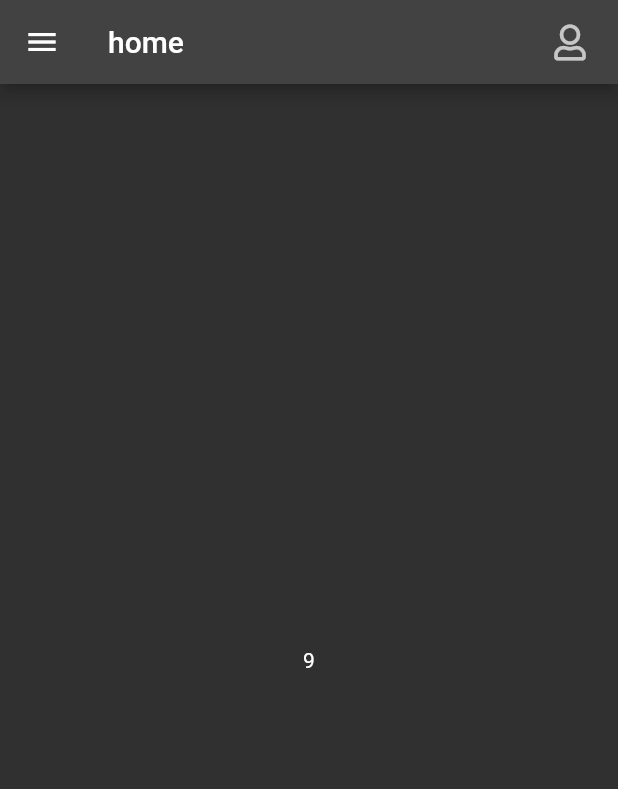
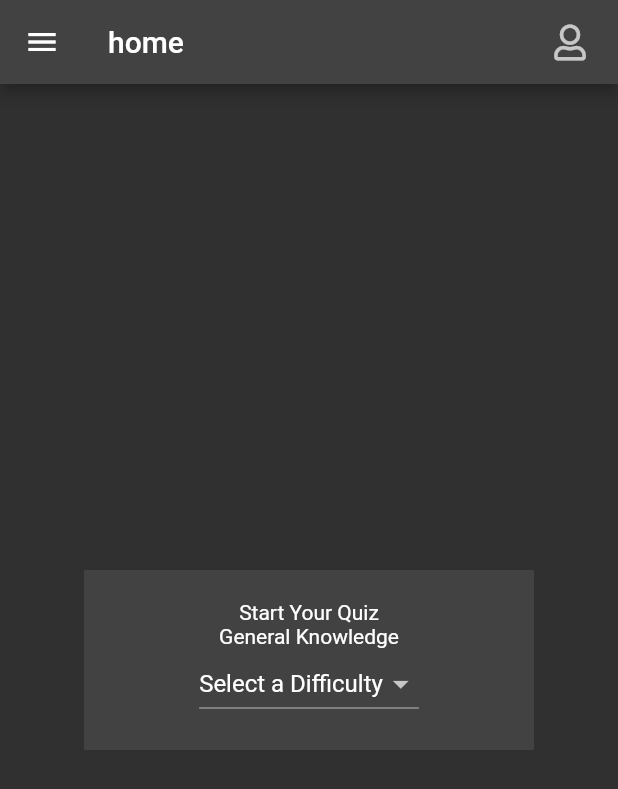
Before and after one commit to Tboules/flutter-trivia, a Flutter app: the screen it shows once a user with an empty profile is signed in, on a phone screen of 412 x 824 dp. Shown: the top 789 px of the screen. Run offline on Flutter 3.47's test engine with Material 2 defaults, Android fonts, the phone set to English and light mode, and no system bars; our stand-ins replace cloud_firestore, firebase_auth, firebase_core, font_awesome_flutter, get, google_sign_in; accounts and stored records are empty; network calls fail.

Commit message:
quiz type dropdown

```diff
--- a/lib/screens/quiz.dart
+++ b/lib/screens/quiz.dart
@@ -1,14 +1,63 @@
 import 'package:flutter/material.dart';
 import 'package:get/get.dart';
+import 'package:trivia_app/screens/screens.dart';
 import 'package:trivia_app/services/trivia.dart';
 
 class Quiz extends StatelessWidget {
-  TriviaService triv = Get.find();
   @override
   Widget build(BuildContext context) {
-    return Center(
-      child: Obx(
-        () => Text('${triv.categoryId}'),
+    return Center(child: QuizChoiceForm());
+  }
+}
+
+class QuizChoiceForm extends StatefulWidget {
+  QuizChoiceForm({Key? key}) : super(key: key);
+
+  @override
+  _QuizChoiceFormState createState() => _QuizChoiceFormState();
+}
+
+class _QuizChoiceFormState extends State<QuizChoiceForm> {
+  final GlobalKey<FormState> _formKey = GlobalKey<FormState>();
+  TriviaService triv = Get.find();
+  late String? selectedItem;
+
+  void initState() {
+    super.initState();
+    selectedItem = triv.difficulties[0]['value'];
+  }
+
+  @override
+  Widget build(BuildContext context) {
+    return Container(
+      padding: const EdgeInsets.all(20),
+      color: Colors.grey[800],
+      constraints: const BoxConstraints(
+        maxWidth: 600,
+        minWidth: 300,
+      ),
+      child: Form(
+        child: Column(
+          mainAxisSize: MainAxisSize.min,
+          children: [
+            const Text('Start Your Quiz'),
+            Obx(() => Text('${triv.categoryName}')),
+            DropdownButton(
+              value: selectedItem,
+              onChanged: (val) => setState(() {
+                selectedItem = val as String;
+              }),
+              items: triv.difficulties.map((Map<String, String> difficulty) {
+                return DropdownMenuItem(
+                  child: Text(
+                    '${difficulty['display']}',
+                  ),
+                  value: difficulty['value'],
+                );
+              }).toList(),
+            ),
+          ],
+        ),
       ),
     );
   }
--- a/lib/screens/quiz_cats.dart
+++ b/lib/screens/quiz_cats.dart
@@ -52,16 +52,18 @@ class _QuizCategoriesState extends State<QuizCategories> {
                         margin: const EdgeInsets.only(
                           left: 10,
                           right: 10,
-                          top: 5,
-                          bottom: 5,
+                          top: 4,
+                          bottom: 4,
                         ),
                         child: ListTile(
+                          shape: RoundedRectangleBorder(
+                              borderRadius: BorderRadius.circular(4)),
                           hoverColor: Colors.grey[700],
                           tileColor: Colors.grey[850],
                           title: Text(
                             '${cat.name}',
                           ),
-                          onTap: () => triv.setCategory(cat.id),
+                          onTap: () => triv.setCategory(cat),
                         ),
                       );
                     }).toList(),
--- a/lib/services/trivia.dart
+++ b/lib/services/trivia.dart
@@ -5,12 +5,20 @@ import 'package:http/http.dart' as http;
 import 'dart:async';
 
 class TriviaService extends GetxController {
+  List<Map<String, String>> difficulties = [
+    {'display': 'Select a Difficulty', 'value': ''},
+    {'display': 'Easy', 'value': 'easy'},
+    {'display': 'Medium', 'value': 'medium'},
+    {'display': 'Hard', 'value': 'hard'},
+  ];
   var categoryId = 9.obs;
+  var categoryName = 'General Knowledge'.obs;
 
-  void setCategory(int catId) {
-    categoryId.value = catId;
+  void setCategory(Category cat) {
+    categoryId.value = cat.id;
+    categoryName.value = cat.name;
     // update();
-    print(categoryId);
+    print(categoryName);
   }
 
   Future<List<Category>> fetchCategories() async {
```
